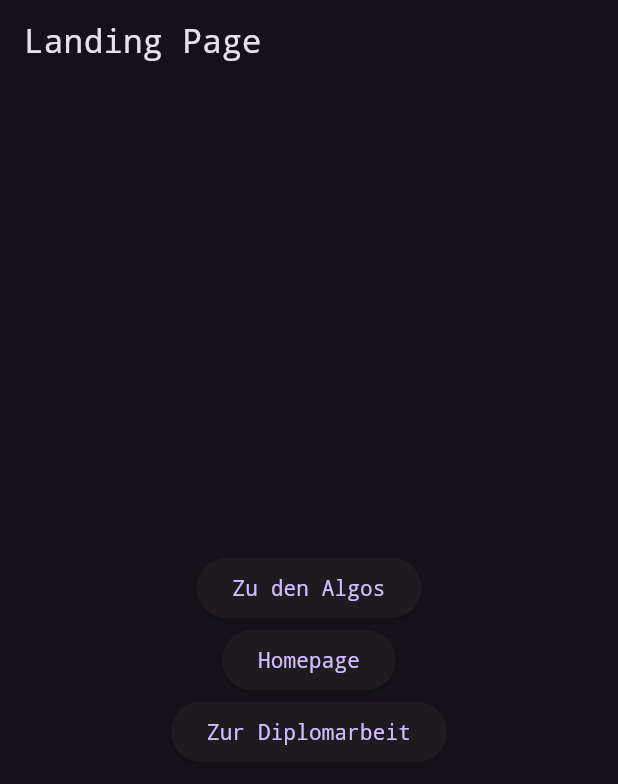
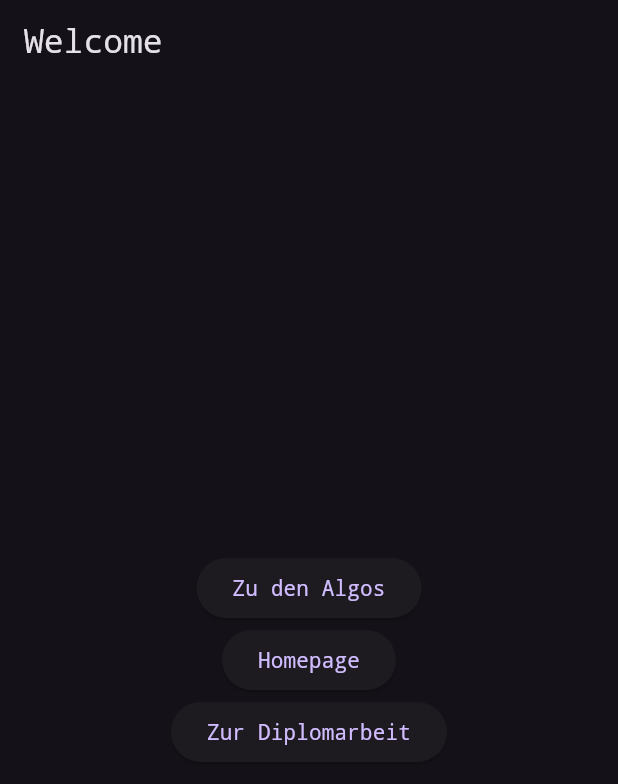
Before and after one commit to LuZo101/DA, a Flutter app: the screen it shows after launch, on a phone screen of 412 x 824 dp. Shown: the top 784 px of the screen. Run offline on Flutter 3.47's test engine with Material 3 defaults, Android fonts, the phone set to English and light mode, and no system bars; our stand-ins replace fl_chart, permission_handler, webview_flutter.

Commit message:
Some code cleanup 	modified:   Robin-Star-Algorythm/insertData.php 	modified:   da/lib/evaluation_screen.dart 	modified:   da/lib/labyrinth_data_service.dart 	modified:   da/lib/landing_page.dart

```diff
--- a/da/lib/labyrinth_data_service.dart
+++ b/da/lib/labyrinth_data_service.dart
@@ -4,7 +4,7 @@ import 'dart:convert';
 class LabyrinthData {
   final int pathLength;
   final int cellsVisited;
-  final String elapsedTime; // Änderung hier
+  final String elapsedTime;
 
   LabyrinthData(
       {required this.pathLength,
@@ -15,7 +15,7 @@ class LabyrinthData {
     return LabyrinthData(
       pathLength: int.parse(json['path_length'].toString()),
       cellsVisited: int.parse(json['cells_visited'].toString()),
-      elapsedTime: json['elapsed_time'], // Keine Konvertierung erforderlich
+      elapsedTime: json['elapsed_time'],
     );
   }
 }
@@ -32,8 +32,6 @@ class LabyrinthDataService {
       throw Exception('Failed to load labyrinth data');
     }
   }
-
-  // Hier können Sie weitere Methoden hinzufügen, falls benötigt
 }
 
 int convertTimeToMilliseconds(String timeString) {
--- a/da/lib/landing_page.dart
+++ b/da/lib/landing_page.dart
@@ -8,14 +8,14 @@ class LandingPage extends StatelessWidget {
   Widget build(BuildContext context) {
     return Scaffold(
       appBar: AppBar(
-        title: const Text('Landing Page'),
+        title: const Text('Welcome'),
       ),
       body: Center(
         child: Column(
           mainAxisAlignment: MainAxisAlignment.center,
           children: <Widget>[
-            _buildButton(
-                context, 'Zu den Algos', "http://192.168.1.144/DA/Robin-Star-Algorythm/", false, true),
+            _buildButton(context, 'Zu den Algos',
+                "http://192.168.1.144/DA/Robin-Star-Algorythm/", false, true),
             _buildButton(
                 context, 'Homepage', "https://www.bulme.at/", false, false),
             _buildButton(
```
Also changed, not shown: da/lib/evaluation_screen.dart (+6 -1 lines), 1 other file.
